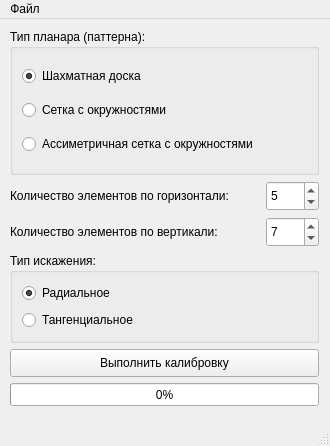
StrozhDima/df, file calibrationui.ui: the form before one commit.
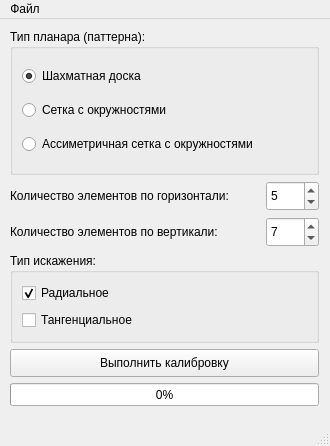
The form after the commit.

Diff of the .ui file:
```diff
--- a/calibrationui.ui
+++ b/calibrationui.ui
@@ -230,10 +230,16 @@
          </property>
          <layout class="QVBoxLayout" name="verticalLayout_2">
           <item>
-           <widget class="QRadioButton" name="radio_button_radial">
+           <widget class="QCheckBox" name="check_box_radial">
             <property name="minimumSize">
              <size>
-              <width>250</width>
+              <width>281</width>
+              <height>20</height>
+             </size>
+            </property>
+            <property name="maximumSize">
+             <size>
+              <width>281</width>
               <height>20</height>
              </size>
             </property>
@@ -246,10 +252,16 @@
            </widget>
           </item>
           <item>
-           <widget class="QRadioButton" name="radio_button_tangencial">
+           <widget class="QCheckBox" name="check_box_tangenc">
             <property name="minimumSize">
              <size>
-              <width>250</width>
+              <width>281</width>
+              <height>20</height>
+             </size>
+            </property>
+            <property name="maximumSize">
+             <size>
+              <width>281</width>
               <height>20</height>
              </size>
             </property>
```
